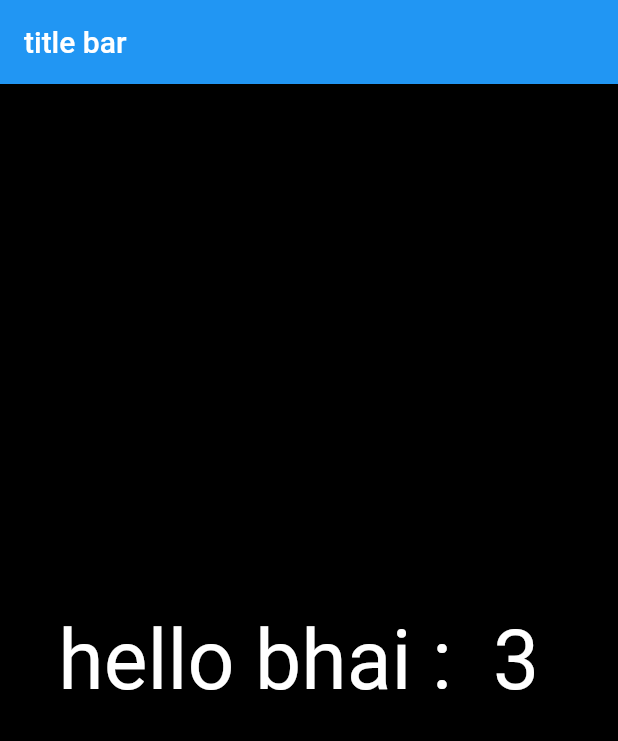
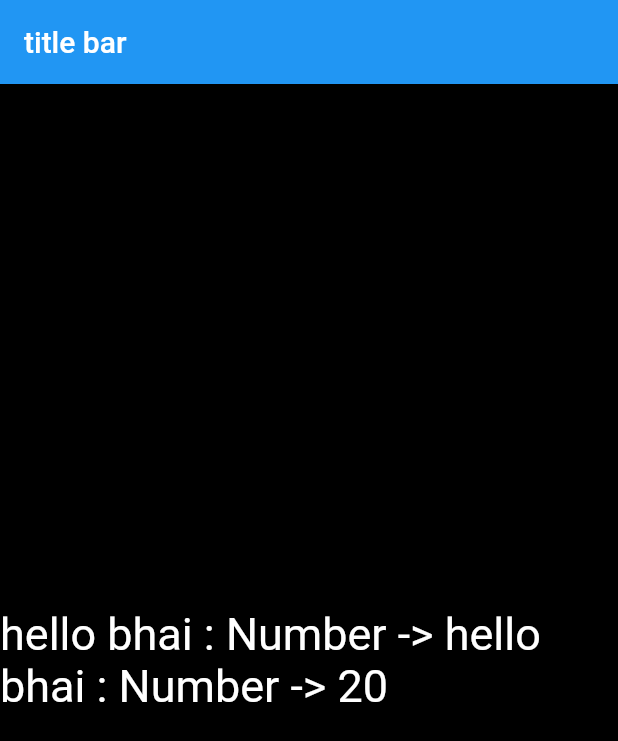
Before and after one commit to dork7/flutter_app, a Flutter app: the screen it shows after launch, on a phone screen of 412 x 824 dp. Shown: the top 741 px of the screen. Run offline on Flutter 3.47's test engine with Material 2 defaults, Android fonts, the phone set to English and light mode, and no system bars.

Commit message:
section1.6

```diff
--- a/lib/app_screens/first_screen.dart
+++ b/lib/app_screens/first_screen.dart
@@ -1,3 +1,5 @@
+import 'dart:math';
+
 import 'package:flutter/material.dart';
 
 class FirstScreen extends StatelessWidget {
@@ -9,11 +11,17 @@ class FirstScreen extends StatelessWidget {
       color: Colors.black,
       child: Center(
         child: Text(
-          "hello bhai :  3 ",
+          "hello bhai : Number -> ${generateNumber()} ",
           textDirection: TextDirection.ltr,
-          style: TextStyle(color: Colors.white, fontSize: 55.0),
+          style: TextStyle(color: Colors.white, fontSize: 30.0),
         ),
       ),
     );
   }
+
+  String generateNumber() {
+    var random = Random();
+    int numb = random.nextInt(100);
+    return "hello bhai : Number -> $numb ";
+  }
 }
```
